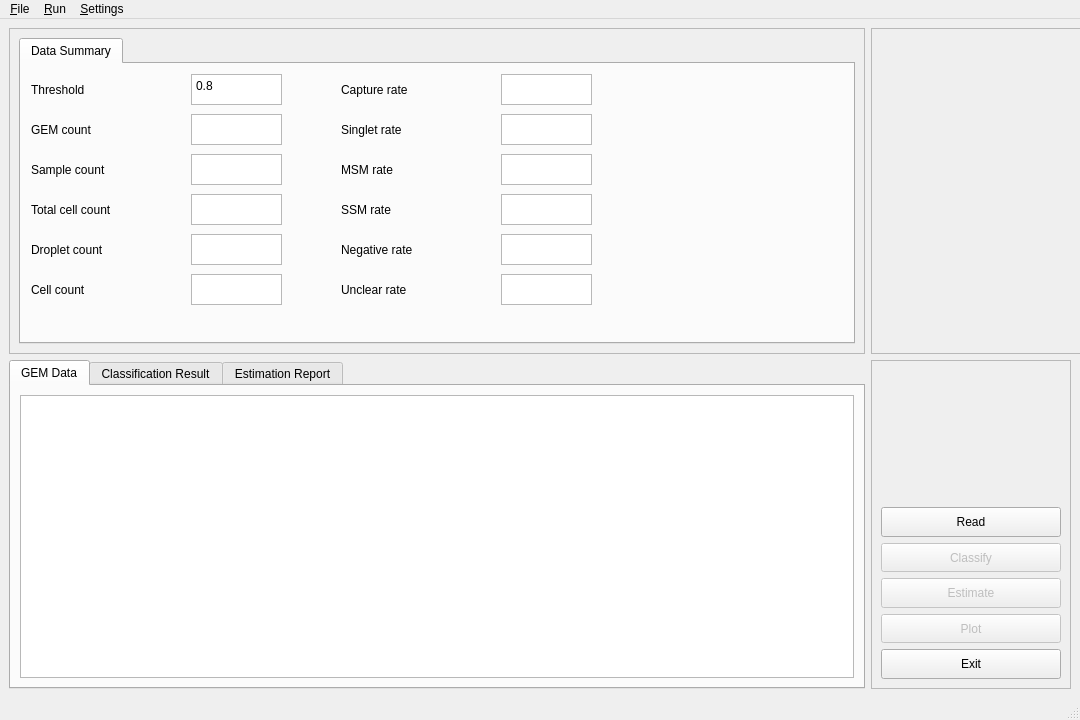
The window that app/xml/gmmd.ui (remisiki/GMM-Demux-GUI) describes before a commit, drawn with Qt 5.
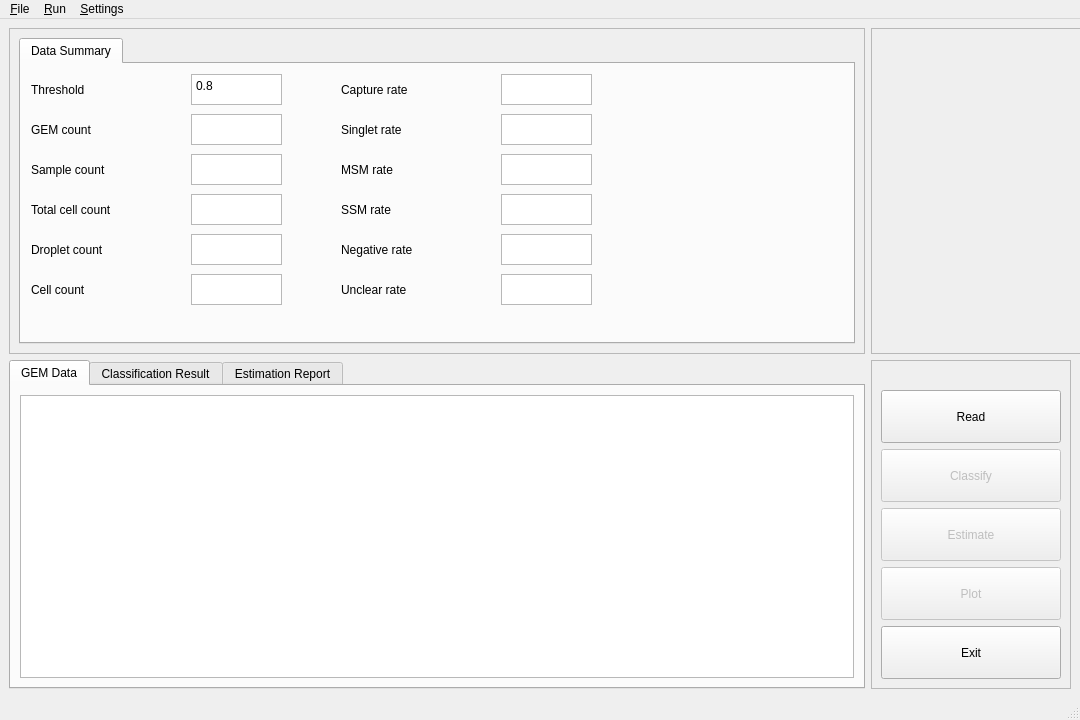
The same window after the commit.

```diff
--- a/app/xml/gmmd.ui
+++ b/app/xml/gmmd.ui
@@ -738,7 +738,7 @@
          <property name="sizeHint" stdset="0">
           <size>
            <width>20</width>
-           <height>137</height>
+           <height>20</height>
           </size>
          </property>
         </spacer>
```
Left out of the diff: 3 changed lines with no effect on the pictures.
